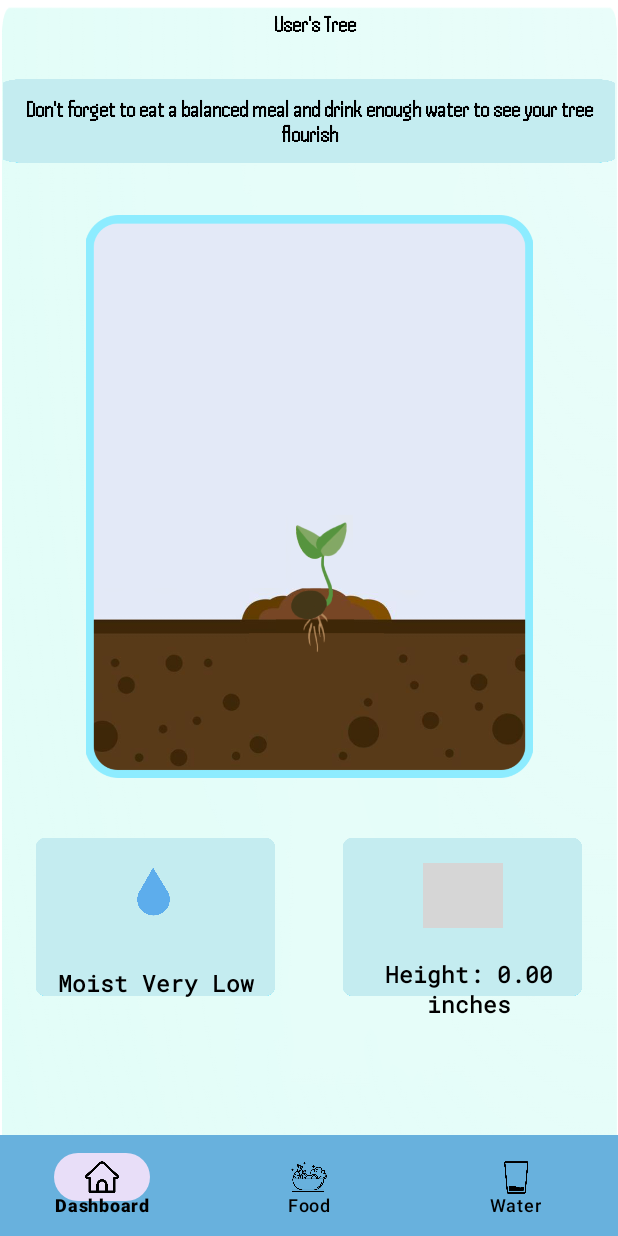
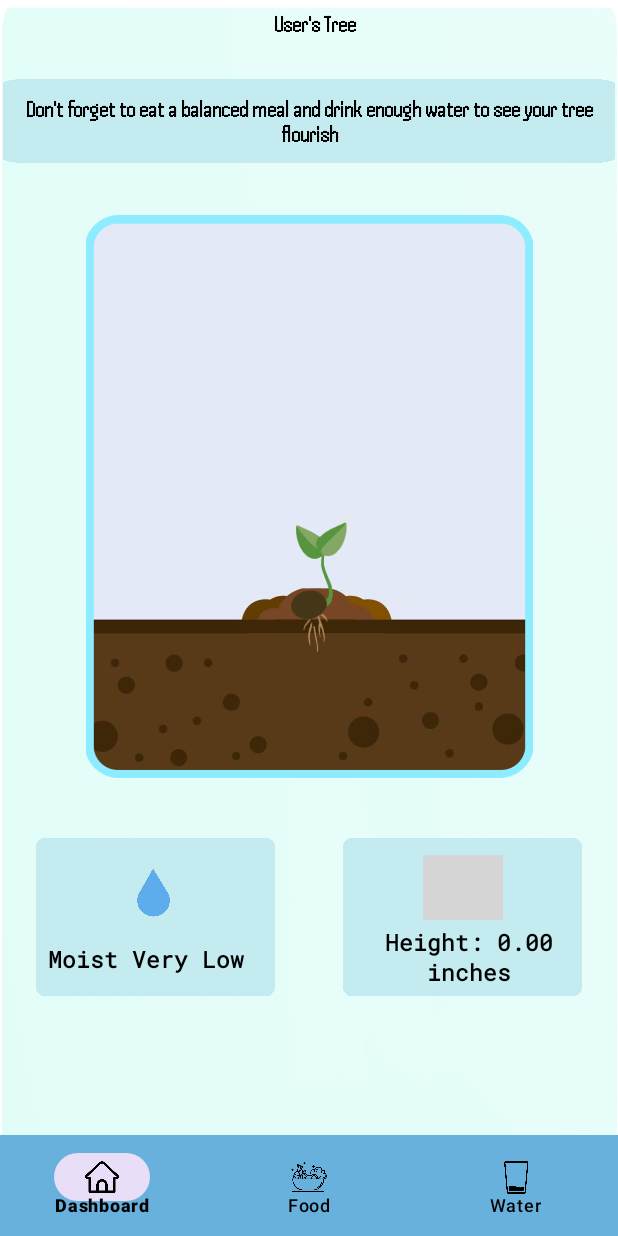
Before and after one commit to AyatKamona/Health-Harvest, an Android app: the UserDashboard screen opened directly, with no data from a screen before it, on a phone screen of 412 x 824 dp. Run offline under Robolectric (Android 15) with nearby library versions, the phone set to English and light mode, and no system bars; grey boxes are pictures that could not be loaded.

Commit message:
fixed some layout changes arising from the merge

```diff
--- a/HealthHarvest/app/src/main/java/csci5708/mobilecomputing/healthharvest/AddFoodItemActivity.kt
+++ b/HealthHarvest/app/src/main/java/csci5708/mobilecomputing/healthharvest/AddFoodItemActivity.kt
@@ -15,8 +15,6 @@ import androidx.appcompat.app.AppCompatActivity
 
 import java.util.Calendar
 import kotlin.random.Random
-import android.widget.ArrayAdapter
-import android.widget.AutoCompleteTextView
 import android.widget.TextView
 import csci5708.mobilecomputing.healthharvest.DataModels.FoodItem
 
--- a/HealthHarvest/app/src/main/res/layout/activity_user_dashboard.xml
+++ b/HealthHarvest/app/src/main/res/layout/activity_user_dashboard.xml
@@ -67,11 +67,11 @@
         android:layout_width="38dp"
         android:layout_height="38dp"
         app:layout_constraintBottom_toBottomOf="parent"
-        app:layout_constraintEnd_toEndOf="parent"
-        app:layout_constraintHorizontal_bias="0.222"
-        app:layout_constraintStart_toStartOf="parent"
+        app:layout_constraintEnd_toEndOf="@+id/imageView5"
+        app:layout_constraintHorizontal_bias="0.489"
+        app:layout_constraintStart_toStartOf="@+id/imageView5"
         app:layout_constraintTop_toTopOf="@+id/imageView5"
-        app:layout_constraintVertical_bias="0.074"
+        app:layout_constraintVertical_bias="0.076"
         app:srcCompat="@drawable/droplet" />
 
     <ImageView
@@ -79,11 +79,10 @@
         android:layout_width="53dp"
         android:layout_height="43dp"
         app:layout_constraintBottom_toBottomOf="parent"
-        app:layout_constraintEnd_toEndOf="parent"
-        app:layout_constraintHorizontal_bias="0.787"
-        app:layout_constraintStart_toStartOf="parent"
+        app:layout_constraintEnd_toEndOf="@+id/imageView4"
+        app:layout_constraintStart_toStartOf="@+id/imageView4"
         app:layout_constraintTop_toTopOf="@+id/imageView4"
-        app:layout_constraintVertical_bias="0.075"
+        app:layout_constraintVertical_bias="0.05"
         app:srcCompat="@drawable/height" />
 
     <TextView
@@ -96,11 +95,11 @@
         android:textColor="@color/black"
         android:textSize="15dp"
         android:textStyle="bold"
-        app:layout_constraintBottom_toBottomOf="parent"
+        app:layout_constraintBottom_toBottomOf="@+id/imageView4"
         app:layout_constraintEnd_toEndOf="parent"
         app:layout_constraintHorizontal_bias="0.938"
         app:layout_constraintStart_toStartOf="parent"
-        app:layout_constraintTop_toTopOf="@+id/imageView4"
+        app:layout_constraintTop_toBottomOf="@+id/imageView3"
         app:layout_constraintVertical_bias="0.355" />
 
     <TextView
@@ -125,19 +124,18 @@
         android:id="@+id/soilMoisture"
         android:layout_width="163dp"
         android:layout_height="48dp"
-        android:layout_margin="16dp"
         android:fontFamily="@font/robotomono"
         android:gravity="center"
         android:text="TextView"
         android:textColor="@color/black"
         android:textSize="15dp"
         android:textStyle="bold"
-        app:layout_constraintBottom_toBottomOf="parent"
+        app:layout_constraintBottom_toBottomOf="@+id/imageView5"
         app:layout_constraintEnd_toEndOf="parent"
-        app:layout_constraintHorizontal_bias="0.032"
+        app:layout_constraintHorizontal_bias="0.064"
         app:layout_constraintStart_toStartOf="parent"
-        app:layout_constraintTop_toTopOf="@+id/imageView5"
-        app:layout_constraintVertical_bias="0.307" />
+        app:layout_constraintTop_toBottomOf="@+id/imageView2"
+        app:layout_constraintVertical_bias="0.6" />
 
     <com.google.android.material.bottomnavigation.BottomNavigationView
         android:id="@+id/bottomNavigationView"
--- a/HealthHarvest/app/src/main/res/layout/activity_water_tracker.xml
+++ b/HealthHarvest/app/src/main/res/layout/activity_water_tracker.xml
@@ -7,17 +7,17 @@
     android:background="@drawable/wave0"
     tools:context=".WaterTrackerActivity">
 
+
     <ImageView
         android:id="@+id/waterFill"
-        android:layout_width="410dp"
-        android:layout_height="663dp"
-        app:layout_constraintBottom_toBottomOf="parent"
+        android:layout_width="match_parent"
+        android:layout_height="match_parent"
+        app:layout_constraintBottom_toTopOf="@+id/bottomNavigationView"
         app:layout_constraintEnd_toEndOf="parent"
         app:layout_constraintHorizontal_bias="0.0"
         app:layout_constraintStart_toStartOf="parent"
         app:layout_constraintTop_toTopOf="parent"
         app:layout_constraintVertical_bias="0.0" />
-
 
     <androidx.constraintlayout.widget.ConstraintLayout
         android:layout_width="wrap_content"
```
